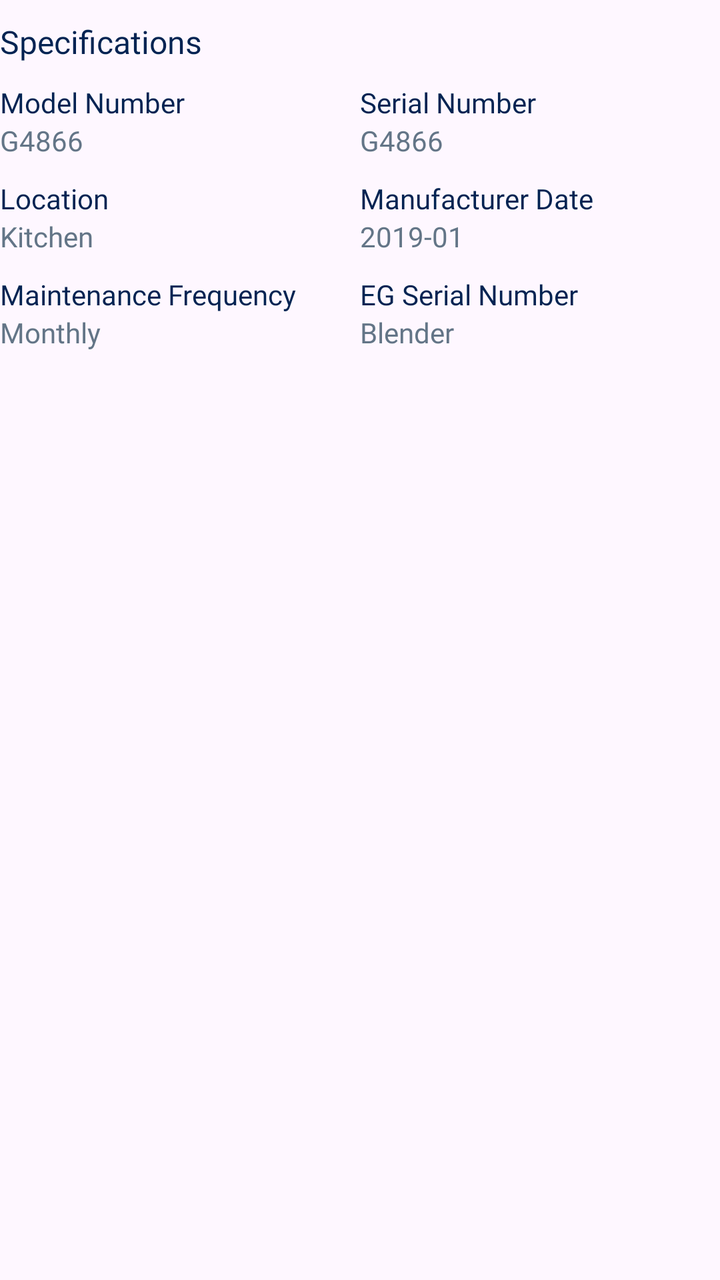
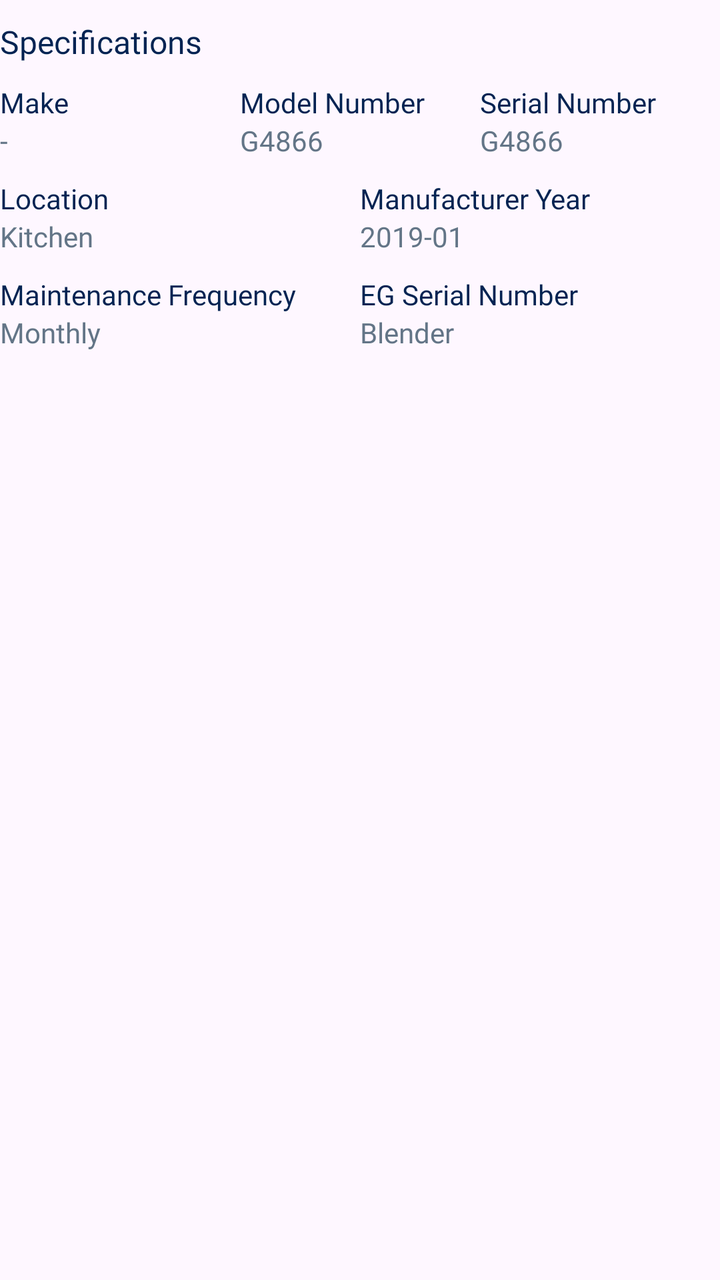

An Android layout rendered at two revisions. The XML below is the earlier revision; the diff shows what the commit changed to produce the second picture.
<!-- AndroidManifest.xml: application theme Theme.Evergreen -->
<!-- res/layout/specifications1.xml -->
<?xml version="1.0" encoding="utf-8"?>
<LinearLayout xmlns:android="http://schemas.android.com/apk/res/android"
    android:layout_width="match_parent"
    android:orientation="vertical"
    android:id="@+id/view"
    android:layout_marginHorizontal="@dimen/_10sdp"
    android:layout_height="wrap_content">
    <TextView
        android:layout_marginTop="@dimen/_10sdp"
        android:textSize="@dimen/_16ssp"
        android:fontFamily="@font/roboto_medium"
        android:textColor="@color/black_blue"
        android:text="Specifications"
        android:layout_width="wrap_content"
        android:layout_height="wrap_content"/>

    <LinearLayout
        android:layout_marginTop="@dimen/_10sdp"
        android:weightSum="2"
        android:orientation="horizontal"
        android:layout_width="match_parent"
        android:layout_height="wrap_content">

        <LinearLayout
            android:layout_weight="1"
            android:orientation="vertical"
            android:layout_width="match_parent"
            android:layout_height="wrap_content">
            <TextView
                android:textSize="@dimen/_14ssp"
                android:fontFamily="@font/roboto_medium"
                android:textColor="@color/black_blue"
                android:text="Model Number"
                android:layout_width="wrap_content"
                android:layout_height="wrap_content"/>
            <TextView
                android:id="@+id/tv_model_num"
                android:textSize="@dimen/_14ssp"
                android:fontFamily="@font/roboto_medium"
                android:textColor="@color/gray2"
                android:text="G4866"
                android:layout_width="wrap_content"
                android:layout_height="wrap_content"/>
        </LinearLayout>
        <LinearLayout
            android:layout_weight="1"
            android:orientation="vertical"
            android:layout_width="match_parent"
            android:layout_height="wrap_content">
            <TextView
                android:textSize="@dimen/_14ssp"
                android:fontFamily="@font/roboto_medium"
                android:textColor="@color/black_blue"
                android:text="Serial Number"
                android:layout_width="wrap_content"
                android:layout_height="wrap_content"/>
            <TextView
                android:id="@+id/tv_s_number"
                android:textSize="@dimen/_14ssp"
                android:fontFamily="@font/roboto_medium"
                android:textColor="@color/gray2"
                android:text="G4866"
                android:layout_width="wrap_content"
                android:layout_height="wrap_content"/>
        </LinearLayout>

    </LinearLayout>

    <LinearLayout
        android:layout_marginTop="@dimen/_10sdp"
        android:weightSum="2"
        android:orientation="horizontal"
        android:layout_width="match_parent"
        android:layout_height="wrap_content">

        <LinearLayout
            android:layout_weight="1"
            android:orientation="vertical"
            android:layout_width="match_parent"
            android:layout_height="wrap_content">
            <TextView
                android:textSize="@dimen/_14ssp"
                android:fontFamily="@font/roboto_medium"
                android:textColor="@color/black_blue"
                android:text="Location"
                android:layout_width="wrap_content"
                android:layout_height="wrap_content"/>
            <TextView
                android:id="@+id/tv_location"
                android:textSize="@dimen/_14ssp"
                android:fontFamily="@font/roboto_medium"
                android:textColor="@color/gray2"
                android:text="Kitchen"
                android:layout_width="wrap_content"
                android:layout_height="wrap_content"/>
        </LinearLayout>
        <LinearLayout
            android:layout_weight="1"
            android:orientation="vertical"
            android:layout_width="match_parent"
            android:layout_height="wrap_content">
            <TextView
                android:textSize="@dimen/_14ssp"
                android:fontFamily="@font/roboto_medium"
                android:textColor="@color/black_blue"
                android:text="Manufacturer Date"
                android:layout_width="wrap_content"
                android:layout_height="wrap_content"/>
            <TextView
                android:id="@+id/tv_mfd"
                android:textSize="@dimen/_14ssp"
                android:fontFamily="@font/roboto_medium"
                android:textColor="@color/gray2"
                android:text="2019-01"
                android:layout_width="wrap_content"
                android:layout_height="wrap_content"/>
        </LinearLayout>

    </LinearLayout>
    <LinearLayout
        android:layout_marginTop="@dimen/_10sdp"
        android:weightSum="2"
        android:orientation="horizontal"
        android:layout_width="match_parent"
        android:layout_height="wrap_content">

        <LinearLayout
            android:layout_weight="1"
            android:orientation="vertical"
            android:layout_width="match_parent"
            android:layout_height="wrap_content">
            <TextView
                android:textSize="@dimen/_14ssp"
                android:fontFamily="@font/roboto_medium"
                android:textColor="@color/black_blue"
                android:text="Maintenance Frequency"
                android:layout_width="wrap_content"
                android:layout_height="wrap_content"/>
            <TextView
                android:id="@+id/tv_freqency"
                android:textSize="@dimen/_14ssp"
                android:fontFamily="@font/roboto_medium"
                android:textColor="@color/gray2"
                android:text="Monthly"
                android:layout_width="wrap_content"
                android:layout_height="wrap_content"/>
        </LinearLayout>
        <LinearLayout
            android:layout_weight="1"
            android:orientation="vertical"
            android:layout_width="match_parent"
            android:layout_height="wrap_content">
            <TextView
                android:textSize="@dimen/_14ssp"
                android:fontFamily="@font/roboto_medium"
                android:textColor="@color/black_blue"
                android:text="EG Serial Number"
                android:layout_width="wrap_content"
                android:layout_height="wrap_content"/>
            <TextView
                android:id="@+id/tv_descr"
                android:textSize="@dimen/_14ssp"
                android:fontFamily="@font/roboto_medium"
                android:textColor="@color/gray2"
                android:text="Blender"
                android:layout_width="wrap_content"
                android:layout_height="wrap_content"/>
        </LinearLayout>

    </LinearLayout>

</LinearLayout>
<!-- resources referenced by this layout -->
<resources>
  <color name="black_blue">#022352</color>
  <color name="gray2">#637587</color>
  <dimen name="_10sdp">10.00dp</dimen>
  <dimen name="_14ssp">14.00sp</dimen>
  <dimen name="_16ssp">16.00sp</dimen>
  <style name="Theme.Evergreen" parent="Base.Theme.Evergreen" />
  <style name="Base.Theme.Evergreen" parent="Theme.Material3.Light.NoActionBar">
  
  
  
  
  
  
  
          <item name="android:statusBarColor">@color/black_blue</item>
  
  
      </style>
</resources>

<!-- the commit's change to res/layout/specifications1.xml (unified diff, before → after) -->
@@ -16,7 +16,7 @@
 
     <LinearLayout
         android:layout_marginTop="@dimen/_10sdp"
-        android:weightSum="2"
+        android:weightSum="3"
         android:orientation="horizontal"
         android:layout_width="match_parent"
         android:layout_height="wrap_content">
@@ -24,7 +24,28 @@
         <LinearLayout
             android:layout_weight="1"
             android:orientation="vertical"
-            android:layout_width="match_parent"
+            android:layout_width="0dp"
+            android:layout_height="wrap_content">
+            <TextView
+                android:textSize="@dimen/_14ssp"
+                android:fontFamily="@font/roboto_medium"
+                android:textColor="@color/black_blue"
+                android:text="Make"
+                android:layout_width="wrap_content"
+                android:layout_height="wrap_content"/>
+            <TextView
+                android:id="@+id/tv_make"
+                android:textSize="@dimen/_14ssp"
+                android:fontFamily="@font/roboto_medium"
+                android:textColor="@color/gray2"
+                android:text="-"
+                android:layout_width="wrap_content"
+                android:layout_height="wrap_content"/>
+        </LinearLayout>
+        <LinearLayout
+            android:layout_weight="1"
+            android:orientation="vertical"
+            android:layout_width="0dp"
             android:layout_height="wrap_content">
             <TextView
                 android:textSize="@dimen/_14ssp"
@@ -45,7 +66,7 @@
         <LinearLayout
             android:layout_weight="1"
             android:orientation="vertical"
-            android:layout_width="match_parent"
+            android:layout_width="0dp"
             android:layout_height="wrap_content">
             <TextView
                 android:textSize="@dimen/_14ssp"
@@ -103,7 +124,7 @@
                 android:textSize="@dimen/_14ssp"
                 android:fontFamily="@font/roboto_medium"
                 android:textColor="@color/black_blue"
-                android:text="Manufacturer Date"
+                android:text="Manufacturer Year"
                 android:layout_width="wrap_content"
                 android:layout_height="wrap_content"/>
             <TextView
